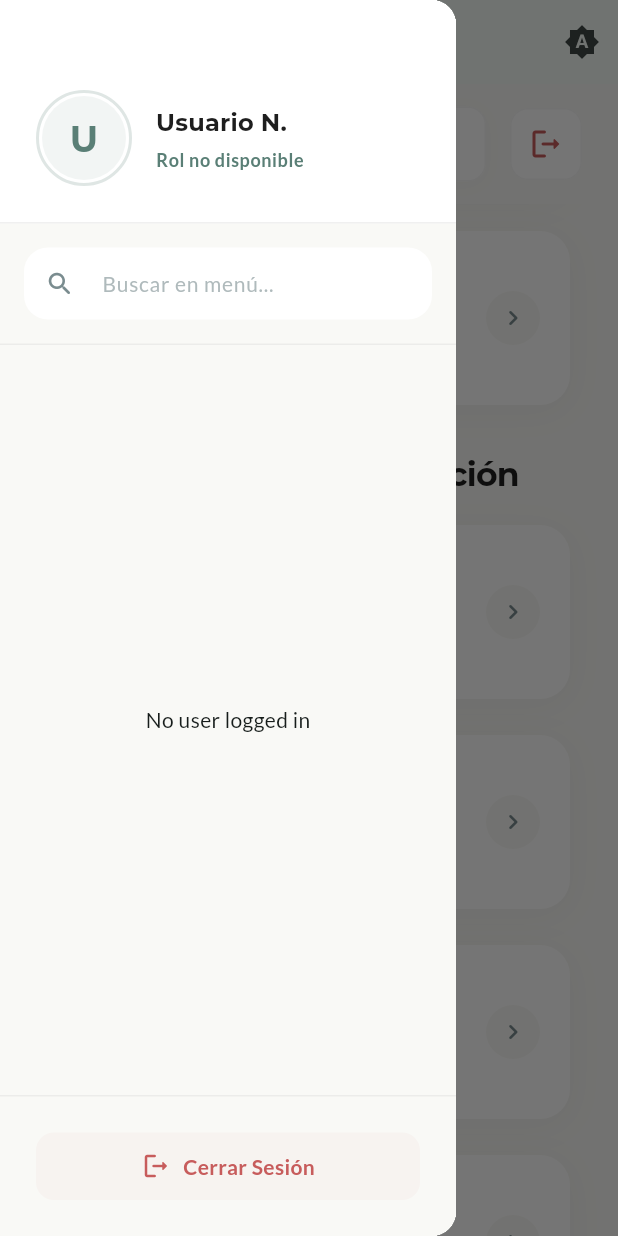
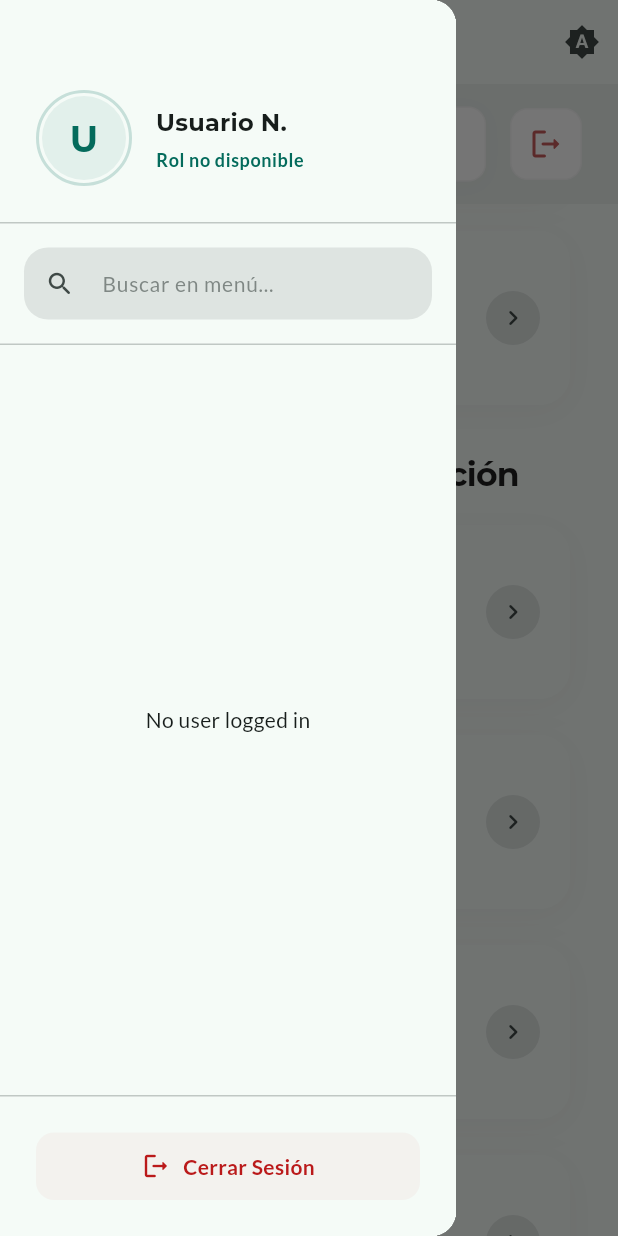
Before and after one commit to GhostJL/pos_venta_dev, a Flutter app: the DashboardAdminPage screen opened by its route, scrolled down 576 dp, after a tap on the "menu" icon, on a phone screen of 412 x 824 dp. Run offline on Flutter 3.47's test engine with Material 3 defaults, Android fonts, the phone set to English and light mode, and no system bars; our stand-ins replace animate_do, equatable, flutter_riverpod, go_router, google_fonts, riverpod_annotation and 2 more; missing offline and left inert: mobile_scanner; accounts and stored records are empty; generated files the repository leaves out were written again.

Commit message:
style(redesign): fase 1 completada, falta mas modulos y widgets por ajustar

```diff
--- a/lib/presentation/pages/adjustments/return_processing_page.dart
+++ b/lib/presentation/pages/adjustments/return_processing_page.dart
@@ -82,9 +82,7 @@ class _ReturnProcessingPageState extends ConsumerState<ReturnProcessingPage> {
     });
 
     return Scaffold(
-      backgroundColor: AppTheme.background,
       appBar: AppBar(
-        backgroundColor: AppTheme.background,
         elevation: 0,
         title: const Text('Procesamiento de Devolución'),
         leading: IconButton(
--- a/lib/presentation/pages/dashboards/dashboard_admin_page.dart
+++ b/lib/presentation/pages/dashboards/dashboard_admin_page.dart
@@ -16,9 +16,7 @@ class DashboardAdminPage extends ConsumerWidget {
     final user = ref.watch(authProvider).user;
 
     return Scaffold(
-      backgroundColor: AppTheme.background,
       appBar: AppBar(
-        backgroundColor: AppTheme.background,
         elevation: 0,
         toolbarHeight: 80,
         title: Container(
--- a/lib/presentation/pages/inventory/inventory_form_page.dart
+++ b/lib/presentation/pages/inventory/inventory_form_page.dart
@@ -60,12 +60,10 @@ class _InventoryFormPageState extends ConsumerState<InventoryFormPage> {
     final warehousesAsync = ref.watch(warehousesProvider);
 
     return Scaffold(
-      backgroundColor: AppTheme.background,
       appBar: AppBar(
         title: Text(
           widget.inventory == null ? 'Nuevo Inventario' : 'Editar Inventario',
         ),
-        backgroundColor: AppTheme.background,
         elevation: 0,
       ),
       body: SingleChildScrollView(
--- a/lib/presentation/pages/inventory/inventory_lots_page.dart
+++ b/lib/presentation/pages/inventory/inventory_lots_page.dart
@@ -2,7 +2,6 @@ import 'package:flutter/material.dart';
 import 'package:flutter_riverpod/flutter_riverpod.dart';
 import 'package:go_router/go_router.dart';
 import 'package:intl/intl.dart';
-import 'package:posventa/core/theme/theme.dart';
 import 'package:posventa/domain/entities/inventory_lot.dart';
 import 'package:posventa/presentation/providers/inventory_lot_providers.dart';
 
@@ -32,10 +31,8 @@ class _InventoryLotsPageState extends ConsumerState<InventoryLotsPage> {
         : ref.watch(productLotsProvider(widget.productId, widget.warehouseId));
 
     return Scaffold(
-      backgroundColor: AppTheme.background,
       appBar: AppBar(
         title: Text(widget.productName ?? 'Lotes de Inventario'),
-        backgroundColor: AppTheme.background,
         elevation: 0,
         actions: [
           IconButton(
--- a/lib/presentation/pages/inventory/inventory_page.dart
+++ b/lib/presentation/pages/inventory/inventory_page.dart
@@ -44,11 +44,9 @@ class _InventoryPageState extends ConsumerState<InventoryPage> {
     }
 
     return Scaffold(
-      backgroundColor: AppTheme.background,
       appBar: AppBar(
         title: const Text('Inventario'),
         centerTitle: true,
-        backgroundColor: AppTheme.background,
         elevation: 0,
         actions: [
           if (hasAdjustAccess)
--- a/lib/presentation/pages/login/create_account/create_account_page.dart
+++ b/lib/presentation/pages/login/create_account/create_account_page.dart
@@ -132,7 +132,6 @@ class _CreateAccountPageState extends ConsumerState<CreateAccountPage> {
   @override
   Widget build(BuildContext context) {
     return Scaffold(
-      backgroundColor: AppTheme.background,
       appBar: AppBar(
         backgroundColor: Colors.transparent,
         elevation: 0,
--- a/lib/presentation/pages/login/login_page.dart
+++ b/lib/presentation/pages/login/login_page.dart
@@ -54,7 +54,6 @@ class _LoginPageState extends ConsumerState<LoginPage> {
     });
 
     return Scaffold(
-      backgroundColor: AppTheme.background,
       body: Center(
         child: SingleChildScrollView(
           padding: const EdgeInsets.all(24.0),
--- a/lib/presentation/pages/products/products_page.dart
+++ b/lib/presentation/pages/products/products_page.dart
@@ -1,6 +1,5 @@
 import 'package:flutter/material.dart';
 import 'package:flutter_riverpod/flutter_riverpod.dart';
-import 'package:posventa/core/theme/theme.dart';
 import 'package:go_router/go_router.dart';
 import 'package:posventa/domain/entities/product.dart';
 import 'package:posventa/presentation/providers/product_provider.dart';
@@ -203,7 +202,6 @@ class ProductsPageState extends ConsumerState<ProductsPage> {
   void _showActionsSheet(product) {
     showModalBottomSheet(
       context: context,
-      backgroundColor: AppTheme.background,
       shape: const RoundedRectangleBorder(
         borderRadius: BorderRadius.vertical(top: Radius.circular(24)),
       ),
--- a/lib/presentation/pages/shared/main_layout.dart
+++ b/lib/presentation/pages/shared/main_layout.dart
@@ -1,6 +1,5 @@
 import 'package:flutter/material.dart';
 import 'package:posventa/presentation/widgets/menu/side_menu.dart';
-import 'package:posventa/core/theme/theme.dart';
 import 'package:posventa/presentation/widgets/common/theme_toggle_button.dart';
 
 class MainLayout extends StatelessWidget {
@@ -10,6 +9,8 @@ class MainLayout extends StatelessWidget {
 
   @override
   Widget build(BuildContext context) {
+    final colorScheme = Theme.of(context).colorScheme;
+
     return LayoutBuilder(
       builder: (context, constraints) {
         final bool isSmallScreen = constraints.maxWidth < 768;
@@ -18,14 +19,10 @@ class MainLayout extends StatelessWidget {
           return Scaffold(
             appBar: AppBar(
               forceMaterialTransparency: true,
-              backgroundColor: AppTheme.background,
               elevation: 0,
               leading: Builder(
                 builder: (context) => IconButton(
-                  icon: const Icon(
-                    Icons.menu_rounded,
-                    color: AppTheme.textPrimary,
-                  ),
+                  icon: Icon(Icons.menu_rounded, color: colorScheme.onSurface),
                   onPressed: () => Scaffold.of(context).openDrawer(),
                 ),
               ),
@@ -36,7 +33,6 @@ class MainLayout extends StatelessWidget {
           );
         } else {
           return Scaffold(
-            backgroundColor: AppTheme.background,
             body: Row(
               children: [
                 const SideMenu(),
--- a/lib/presentation/widgets/dashboard_card.dart
+++ b/lib/presentation/widgets/dashboard_card.dart
@@ -1,11 +1,10 @@
 import 'package:flutter/material.dart';
-import 'package:posventa/core/theme/theme.dart';
 
 class DashboardCard extends StatelessWidget {
   final String title;
   final String value;
   final IconData icon;
-  final Color iconColor;
+  final Color? iconColor;
   final VoidCallback? onTap;
   final bool isKpi;
 
@@ -15,19 +14,22 @@ class DashboardCard extends StatelessWidget {
     required this.value,
     required this.icon,
     this.onTap,
-    this.iconColor = AppTheme.primary,
+    this.iconColor,
     this.isKpi = false,
   });
 
   @override
   Widget build(BuildContext context) {
+    final colorScheme = Theme.of(context).colorScheme;
+    final effectiveIconColor = iconColor ?? colorScheme.primary;
+
     return Container(
       decoration: BoxDecoration(
-        color: AppTheme.cardBackground,
+        color: colorScheme.surface,
         borderRadius: BorderRadius.circular(20),
         boxShadow: [
           BoxShadow(
-            color: AppTheme.textPrimary.withAlpha(10),
+            color: colorScheme.shadow.withAlpha(10),
             blurRadius: 20,
             offset: const Offset(0, 4),
           ),
@@ -41,15 +43,19 @@ class DashboardCard extends StatelessWidget {
           child: Padding(
             padding: const EdgeInsets.all(20.0),
             child: isKpi
-                ? _buildKpiLayout(context)
-                : _buildActionLayout(context),
+                ? _buildKpiLayout(context, colorScheme, effectiveIconColor)
+                : _buildActionLayout(context, colorScheme, effectiveIconColor),
           ),
         ),
       ),
     );
   }
 
-  Widget _buildKpiLayout(BuildContext context) {
+  Widget _buildKpiLayout(
+    BuildContext context,
+    ColorScheme colorScheme,
+    Color effectiveIconColor,
+  ) {
     return Column(
       crossAxisAlignment: CrossAxisAlignment.start,
       mainAxisAlignment: MainAxisAlignment.spaceBetween,
@@ -58,12 +64,12 @@ class DashboardCard extends StatelessWidget {
           mainAxisAlignment: MainAxisAlignment.spaceBetween,
           crossAxisAlignment: CrossAxisAlignment.start,
           children: [
-            _buildIcon(),
+            _buildIcon(effectiveIconColor),
             if (onTap != null)
               Icon(
                 Icons.arrow_outward_rounded,
                 size: 20,
-                color: AppTheme.textSecondary.withAlpha(100),
+                color: colorScheme.onSurfaceVariant.withAlpha(100),
               ),
           ],
         ),
@@ -75,7 +81,7 @@ class DashboardCard extends StatelessWidget {
               value,
               style: Theme.of(context).textTheme.headlineSmall?.copyWith(
                 fontWeight: FontWeight.bold,
-                color: AppTheme.textPrimary,
+                color: colorScheme.onSurface,
                 height: 1.0,
               ),
               maxLines: 1,
@@ -85,7 +91,7 @@ class DashboardCard extends StatelessWidget {
             Text(
               title,
               style: Theme.of(context).textTheme.bodyMedium?.copyWith(
-                color: AppTheme.textSecondary,
+                color: colorScheme.onSurfaceVariant,
                 fontWeight: FontWeight.w500,
               ),
               maxLines: 1,
@@ -97,10 +103,14 @@ class DashboardCard extends StatelessWidget {
     );
   }
 
-  Widget _buildActionLayout(BuildContext context) {
+  Widget _buildActionLayout(
+    BuildContext context,
+    ColorScheme colorScheme,
+    Color effectiveIconColor,
+  ) {
     return Row(
       children: [
-        _buildIcon(),
+        _buildIcon(effectiveIconColor),
         const SizedBox(width: 16),
         Expanded(
           child: Column(
@@ -111,7 +121,7 @@ class DashboardCard extends StatelessWidget {
                 title,
                 style: Theme.of(context).textTheme.titleMedium?.copyWith(
                   fontWeight: FontWeight.bold,
-                  color: AppTheme.textPrimary,
+                  color: colorScheme.onSurface,
                 ),
                 maxLines: 1,
                 overflow: TextOverflow.ellipsis,
@@ -119,9 +129,9 @@ class DashboardCard extends StatelessWidget {
               const SizedBox(height: 4),
               Text(
                 value,
-                style: Theme.of(
-                  context,
-                ).textTheme.bodySmall?.copyWith(color: AppTheme.textSecondary),
+                style: Theme.of(context).textTheme.bodySmall?.copyWith(
+                  color: colorScheme.onSurfaceVariant,
+                ),
                 maxLines: 1,
                 overflow: TextOverflow.ellipsis,
               ),
@@ -133,13 +143,13 @@ class DashboardCard extends StatelessWidget {
           Container(
             padding: const EdgeInsets.all(8),
             decoration: BoxDecoration(
-              color: AppTheme.background,
+              color: colorScheme.surfaceContainerHighest,
               shape: BoxShape.circle,
             ),
-            child: const Icon(
+            child: Icon(
               Icons.chevron_right_rounded,
               size: 20,
-              color: AppTheme.textSecondary,
+              color: colorScheme.onSurfaceVariant,
             ),
           ),
         ],
@@ -147,14 +157,14 @@ class DashboardCard extends StatelessWidget {
     );
   }
 
-  Widget _buildIcon() {
+  Widget _buildIcon(Color effectiveIconColor) {
     return Container(
       padding: const EdgeInsets.all(12.0),
       decoration: BoxDecoration(
-        color: iconColor.withAlpha(20),
+        color: effectiveIconColor.withAlpha(20),
         borderRadius: BorderRadius.circular(14),
       ),
-      child: Icon(icon, color: iconColor, size: 24),
+      child: Icon(icon, color: effectiveIconColor, size: 24),
     );
   }
 }
--- a/lib/presentation/widgets/menu/side_menu.dart
+++ b/lib/presentation/widgets/menu/side_menu.dart
@@ -2,7 +2,6 @@ import 'package:flutter/material.dart';
 import 'package:flutter_riverpod/flutter_riverpod.dart';
 import 'package:go_router/go_router.dart';
 import 'package:animate_do/animate_do.dart';
-import 'package:posventa/core/theme/theme.dart';
 import 'package:posventa/domain/entities/user.dart';
 import 'package:posventa/presentation/providers/auth_provider.dart';
 import 'package:posventa/presentation/providers/providers.dart';
@@ -40,10 +39,12 @@ class _SideMenuState extends ConsumerState<SideMenu> {
     final permissionsAsync = ref.watch(currentUserPermissionsProvider);
     final permissions = permissionsAsync.asData?.value ?? [];
 
+    final colorScheme = Theme.of(context).colorScheme;
+
     return Container(
       width: 280,
       decoration: BoxDecoration(
-        color: AppTheme.background,
+        color: colorScheme.surface,
         boxShadow: [
           BoxShadow(
             color: Colors.black.withAlpha(10),
@@ -56,8 +57,10 @@ class _SideMenuState extends ConsumerState<SideMenu> {
         children: [
           _buildDrawerHeader(context, user),
           _buildQuickActions(context, user),
-          _buildSearchBar(),
-          Expanded(child: _buildMenuContent(user, permissions, currentPath)),
+          _buildSearchBar(context),
+          Expanded(
+            child: _buildMenuContent(context, user, permissions, currentPath),
+          ),
           _buildLogoutSection(context, ref),
         ],
       ),
@@ -67,11 +70,13 @@ class _SideMenuState extends ConsumerState<SideMenu> {
   /// Build quick action buttons for common tasks
   Widget _buildQuickActions(BuildContext context, User? user) {
     if (user?.role == UserRole.cajero) {
+      final colorScheme = Theme.of(context).colorScheme;
+
       return Container(
         padding: const EdgeInsets.symmetric(horizontal: 16, vertical: 12),
         decoration: BoxDecoration(
           border: Border(
-            bottom: BorderSide(color: AppTheme.borders.withAlpha(100)),
+            bottom: BorderSide(color: colorScheme.outline.withAlpha(100)),
           ),
         ),
         child: Column(
@@ -80,7 +85,7 @@ class _SideMenuState extends ConsumerState<SideMenu> {
             Text(
               'ACCIONES RÁPIDAS',
               style: TextStyle(
-                color: AppTheme.textSecondary,
+                color: colorScheme.onSurfaceVariant,
                 fontWeight: FontWeight.bold,
                 fontSize: 10,
                 letterSpacing: 1.2,
@@ -117,12 +122,14 @@ class _SideMenuState extends ConsumerState<SideMenu> {
   }
 
   /// Build search bar for menu filtering
-  Widget _buildSearchBar() {
+  Widget _buildSearchBar(BuildContext context) {
+    final colorScheme = Theme.of(context).colorScheme;
+
     return Container(
       padding: const EdgeInsets.all(16),
       decoration: BoxDecoration(
         border: Border(
-          bottom: BorderSide(color: AppTheme.borders.withAlpha(100)),
+          bottom: BorderSide(color: colorScheme.outline.withAlpha(100)),
         ),
       ),
       child: TextField(
@@ -135,19 +142,19 @@ class _SideMenuState extends ConsumerState<SideMenu> {
         decoration: InputDecoration(
           hintText: 'Buscar en menú...',
           hintStyle: TextStyle(
-            color: AppTheme.textSecondary.withValues(alpha: 0.6),
+            color: colorScheme.onSurfaceVariant.withValues(alpha: 0.6),
             fontSize: 14,
           ),
           prefixIcon: Icon(
             Icons.search_rounded,
-            color: AppTheme.textSecondary,
+            color: colorScheme.onSurfaceVariant,
             size: 20,
           ),
           suffixIcon: _searchQuery.isNotEmpty
               ? IconButton(
                   icon: Icon(
                     Icons.clear_rounded,
-                    color: AppTheme.textSecondary,
+                    color: colorScheme.onSurfaceVariant,
                     size: 18,
                   ),
                   onPressed: () {
@@ -159,7 +166,7 @@ class _SideMenuState extends ConsumerState<SideMenu> {
                 )
               : null,
           filled: true,
-          fillColor: AppTheme.cardBackground,
+          fillColor: colorScheme.surfaceContainerHighest,
           border: OutlineInputBorder(
             borderRadius: BorderRadius.circular(12),
             borderSide: BorderSide.none,
@@ -176,6 +183,7 @@ class _SideMenuState extends ConsumerState<SideMenu> {
 
   /// Build menu content based on user role
   Widget _buildMenuContent(
+    BuildContext context,
     User? user,
     List<String> permissions,
     String currentPath,
@@ -192,6 +200,7 @@ class _SideMenuState extends ConsumerState<SideMenu> {
       children: [
         if (useGroups)
           ..._buildGroupedMenu(
+            context,
             menuData as List<MenuGroup>,
             user,
             permissions,
@@ -199,6 +208,7 @@ class _SideMenuState extends ConsumerState<SideMenu> {
           )
         else
           ..._buildFlatMenu(
+            context,
             menuData as List<MenuItem>,
             user,
             permissions,
@@ -210,11 +220,13 @@ class _SideMenuState extends ConsumerState<SideMenu> {
 
   /// Build grouped menu for administrators
   List<Widget> _buildGroupedMenu(
+    BuildContext context,
     List<MenuGroup> groups,
     User user,
     List<String> permissions,
     String currentPath,
   ) {
+    final colorScheme = Theme.of(context).colorScheme;
     final widgets = <Widget>[];
 
     for (int i = 0; i < groups.length; i++) {
@@ -270,12 +282,15 @@ class _SideMenuState extends ConsumerState<SideMenu> {
               Icon(
                 Icons.search_off_rounded,
                 size: 48,
-                color: AppTheme.textSecondary.withValues(alpha: 0.5),
+                color: colorScheme.onSurfaceVariant.withValues(alpha: 0.5),
               ),
               const SizedBox(height: 16),
               Text(
                 'No se encontraron resultados',
-                style: TextStyle(color: AppTheme.textSecondary, fontSize: 14),
+                style: TextStyle(
+                  color: colorScheme.onSurfaceVariant,
+                  fontSize: 14,
+                ),
                 textAlign: TextAlign.center,
               ),
             ],
@@ -289,11 +304,13 @@ class _SideMenuState extends ConsumerState<SideMenu> {
 
   /// Build flat menu for cashiers
   List<Widget> _buildFlatMenu(
+    BuildContext context,
     List<MenuItem> items,
     User user,
     List<String> permissions,
     String currentPath,
   ) {
+    final colorScheme = Theme.of(context).colorScheme;
     final widgets = <Widget>[];
 
     // Add section header for cashiers
@@ -303,7 +320,7 @@ class _SideMenuState extends ConsumerState<SideMenu> {
         child: Text(
           'MENÚ PRINCIPAL',
           style: TextStyle(
-            color: AppTheme.textSecondary,
+            color: colorScheme.onSurfaceVariant,
             fontWeight: FontWeight.bold,
             fontSize: 11,
             letterSpacing: 1.2,
@@ -338,12 +355,15 @@ class _SideMenuState extends ConsumerState<SideMenu> {
               Icon(
                 Icons.search_off_rounded,
                 size: 48,
-                color: AppTheme.textSecondary.withValues(alpha: 0.5),
+                color: colorScheme.onSurfaceVariant.withValues(alpha: 0.5),
               ),
               const SizedBox(height: 16),
               Text(
                 'No se encontraron resultados',
-                style: TextStyle(color: AppTheme.textSecondary, fontSize: 14),
+                style: TextStyle(
+                  color: colorScheme.onSurfaceVariant,
+                  fontSize: 14,
+                ),
                 textAlign: TextAlign.center,
               ),
             ],
@@ -357,6 +377,7 @@ class _SideMenuState extends ConsumerState<SideMenu> {
 
   /// Build drawer header with user info and cash session status
   Widget _buildDrawerHeader(BuildContext context, User? user) {
+    final colorScheme = Theme.of(context).colorScheme;
     final accountName = user?.firstName ?? 'Usuario';
     final accountLastName = user?.lastName ?? 'N.';
     final accountEmail = user != null
@@ -366,9 +387,9 @@ class _SideMenuState extends ConsumerState<SideMenu> {
     return Container(
       padding: const EdgeInsets.fromLTRB(24, 60, 24, 24),
       decoration: BoxDecoration(
-        color: AppTheme.cardBackground,
+        color: colorScheme.surface,
         border: Border(
-          bottom: BorderSide(color: AppTheme.borders.withAlpha(100)),
+          bottom: BorderSide(color: colorScheme.outline.withAlpha(100)),
         ),
       ),
       child: Column(
@@ -380,19 +401,19 @@ class _SideMenuState extends ConsumerState<SideMenu> {
                 decoration: BoxDecoration(
                   shape: BoxShape.circle,
                   border: Border.all(
-                    color: AppTheme.primary.withAlpha(50),
+                    color: colorScheme.primary.withAlpha(50),
                     width: 2,
                   ),
                 ),
                 child: CircleAvatar(
                   radius: 28,
-                  backgroundColor: AppTheme.primary.withAlpha(20),
+                  backgroundColor: colorScheme.primary.withAlpha(20),
                   child: Text(
                     accountName.isNotEmpty ? accountName[0].toUpperCase() : 'U',
-                    style: const TextStyle(
+                    style: TextStyle(
                       fontSize: 24,
                       fontWeight: FontWeight.bold,
-                      color: AppTheme.primary,
+                      color: colorScheme.primary,
                     ),
                   ),
                 ),
@@ -406,7 +427,7 @@ class _SideMenuState extends ConsumerState<SideMenu> {
                       '$accountName $accountLastName',
                       style: Theme.of(context).textTheme.titleMedium?.copyWith(
                         fontWeight: FontWeight.bold,
-                        color: AppTheme.textPrimary,
+                        color: colorScheme.onSurface,
                       ),
                       overflow: TextOverflow.ellipsis,
                     ),
@@ -414,7 +435,7 @@ class _SideMenuState extends ConsumerState<SideMenu> {
                     Text(
                       accountEmail,
                       style: Theme.of(context).textTheme.bodySmall?.copyWith(
-                        color: AppTheme.primary,
+                        color: colorScheme.primary,
                         fontWeight: FontWeight.w600,
                       ),
                       overflow: TextOverflow.ellipsis,
@@ -485,10 +506,14 @@ class _SideMenuState extends ConsumerState<SideMenu> {
 
   /// Build logout section at the bottom
   Widget _buildLogoutSection(BuildContext context, WidgetRef ref) {
+    final colorScheme = Theme.of(context).colorScheme;
+
     return Container(
       padding: const EdgeInsets.all(24.0),
       decoration: BoxDecoration(
-        border: Border(top: BorderSide(color: AppTheme.borders.withAlpha(100))),
+        border: Border(
+          top: BorderSide(color: colorScheme.outline.withAlpha(100)),
+        ),
       ),
       child: MouseRegion(
         cursor: SystemMouseCursors.click,
@@ -536,18 +561,18 @@ class _SideMenuState extends ConsumerState<SideMenu> {
           child: Container(
             padding: const EdgeInsets.symmetric(vertical: 12, horizontal: 16),
             decoration: BoxDecoration(
-              color: AppTheme.error.withAlpha(10),
+              color: colorScheme.error.withAlpha(10),
               borderRadius: BorderRadius.circular(12),
             ),
             child: Row(
               mainAxisAlignment: MainAxisAlignment.center,
-              children: const [
-                Icon(Icons.logout_rounded, color: AppTheme.error, size: 20),
-                SizedBox(width: 8),
+              children: [
+                Icon(Icons.logout_rounded, color: colorScheme.error, size: 20),
+                const SizedBox(width: 8),
                 Text(
                   'Cerrar Sesión',
                   style: TextStyle(
-                    color: AppTheme.error,
+                    color: colorScheme.error,
                     fontWeight: FontWeight.bold,
                     fontSize: 14,
                   ),
```
Also changed, not shown: lib/presentation/pages/adjustments/coming_soon_page.dart (+1 -6 lines), lib/presentation/pages/inventory/inventory_adjustments_menu_page.dart (+1 -6 lines), lib/presentation/pages/inventory/inventory_lot_detail_page.dart (+1 -6 lines), lib/presentation/pages/pos_sale/pos_sales_page.dart (+6 -5 lines), lib/presentation/widgets/common/empty_state_widget.dart (+4 -3 lines), lib/presentation/widgets/common/status_chip.dart (+10 -6 lines), lib/presentation/widgets/menu/menu_group_widget.dart (+17 -10 lines), lib/presentation/widgets/menu/menu_item_widget.dart (+13 -13 lines).
